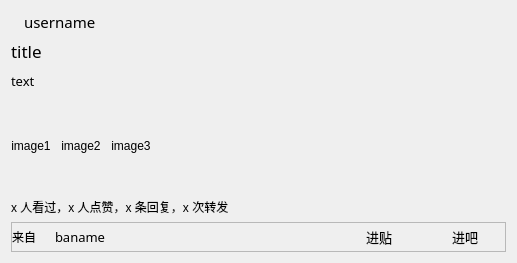
First picture: the form in src/resf/tie_preview.ui, repository clb-128258/TiebaDesktop, before the edit.
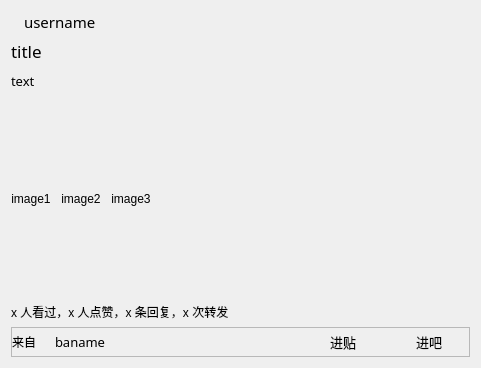
Second picture: the form after the edit.

```diff
--- a/src/resf/tie_preview.ui
+++ b/src/resf/tie_preview.ui
@@ -6,8 +6,8 @@
    <rect>
     <x>0</x>
     <y>0</y>
-    <width>517</width>
-    <height>263</height>
+    <width>481</width>
+    <height>363</height>
    </rect>
   </property>
   <property name="windowTitle">
@@ -121,6 +121,12 @@
           </property>
           <item>
            <widget class="QLabel" name="label_7">
+            <property name="minimumSize">
+             <size>
+              <width>0</width>
+              <height>200</height>
+             </size>
+            </property>
             <property name="text">
              <string>image1</string>
             </property>
@@ -131,6 +137,12 @@
           </item>
           <item>
            <widget class="QLabel" name="label_8">
+            <property name="minimumSize">
+             <size>
+              <width>0</width>
+              <height>200</height>
+             </size>
+            </property>
             <property name="text">
              <string>image2</string>
             </property>
@@ -141,6 +153,12 @@
           </item>
           <item>
            <widget class="QLabel" name="label_9">
+            <property name="minimumSize">
+             <size>
+              <width>0</width>
+              <height>200</height>
+             </size>
+            </property>
             <property name="text">
              <string>image3</string>
             </property>
```
